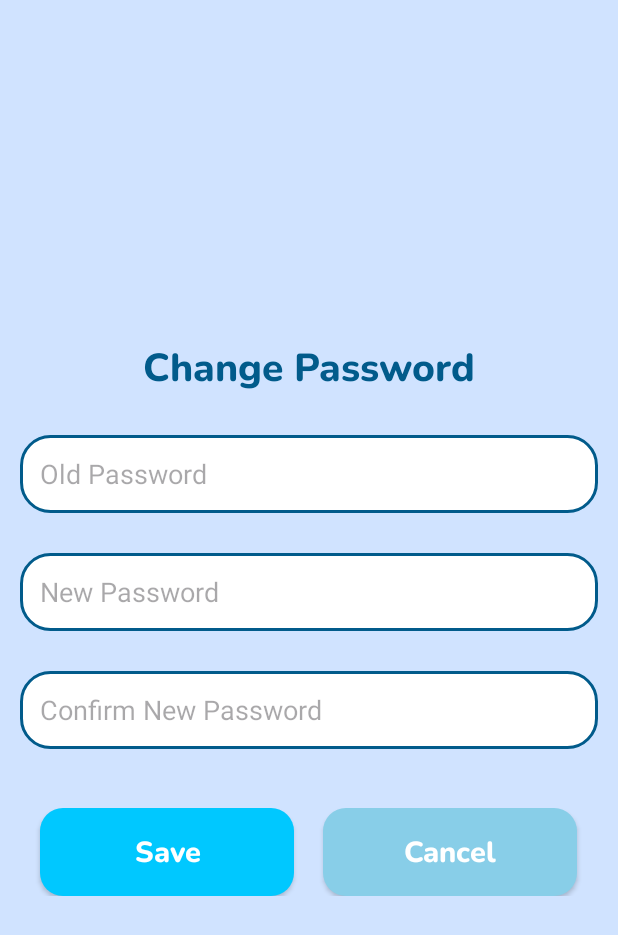
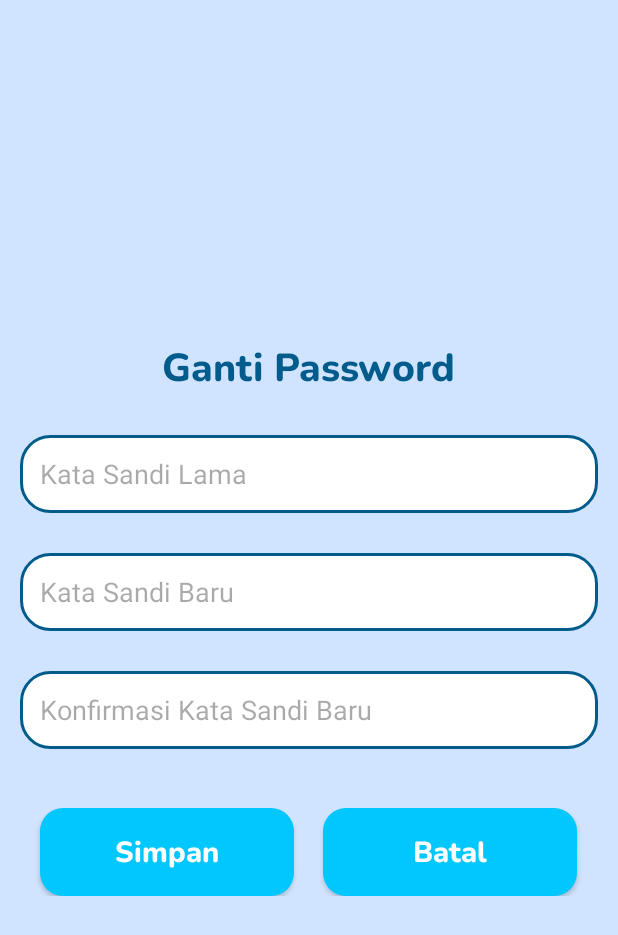
Before and after one commit to sutanbaihaqi23/Qolami, an Android app: the layout fragment_change_password.xml on its own in the app's theme, with its tools: preview values and no code run, on a phone screen of 412 x 824 dp. Shown: the top 935 px of the screen. Run offline under Robolectric (Android 15) with nearby library versions, the phone set to English and light mode, and no system bars.

Commit message:
change language from english to bahasa in xml change password, detail history, history, practice gallery, result test, test, and writing test home

```diff
--- a/app/src/main/res/layout/fragment_change_password.xml
+++ b/app/src/main/res/layout/fragment_change_password.xml
@@ -11,7 +11,7 @@
     <TextView
         android:layout_width="wrap_content"
         android:layout_height="wrap_content"
-        android:text="Change Password"
+        android:text="@string/change_password_text"
         android:fontFamily="@font/nunitoextrabold"
         android:textColor="#015B8B"
         android:textSize="@dimen/_20ssp"
@@ -23,7 +23,7 @@
         android:layout_margin="@dimen/_10sdp"
         android:id="@+id/etOldPassword"
         android:inputType="textPassword"
-        android:hint="Old Password"
+        android:hint="@string/old_password_text"
         android:background="@drawable/custom_edit_text2"
         android:paddingStart="@dimen/_10sdp"/>
     <androidx.appcompat.widget.AppCompatEditText
@@ -32,7 +32,7 @@
         android:layout_margin="@dimen/_10sdp"
         android:id="@+id/etNewPassword"
         android:inputType="textPassword"
-        android:hint="New Password"
+        android:hint="@string/new_password_text"
         android:background="@drawable/custom_edit_text2"
         android:paddingStart="@dimen/_10sdp"
         />
@@ -42,7 +42,7 @@
         android:layout_margin="@dimen/_10sdp"
         android:id="@+id/etConfNewPassword"
         android:inputType="textPassword"
-        android:hint="Confirm New Password"
+        android:hint="@string/confirm_new_password_text"
         android:background="@drawable/custom_edit_text2"
         android:paddingStart="@dimen/_10sdp"/>
 
@@ -57,7 +57,7 @@
             android:layout_width="@dimen/_130sdp"
             android:layout_height="@dimen/_45sdp"
             android:background="@drawable/custom_button"
-            android:text="Save"
+            android:text="@string/save_text"
             android:fontFamily="@font/nunitoextrabold"
             android:textColor="@color/white"
             android:textSize="@dimen/_15ssp"
@@ -69,14 +69,14 @@
             android:layout_width="@dimen/_130sdp"
             android:layout_height="@dimen/_45sdp"
             android:background="@drawable/custom_button"
-            android:text="Cancel"
+            android:text="@string/cancel_text"
             android:fontFamily="@font/nunitoextrabold"
             android:textColor="@color/white"
             android:textSize="@dimen/_15ssp"
             android:textAllCaps="false"
             android:id="@+id/btnCancelPassword"
             android:layout_marginStart="@dimen/_15sdp"
-            android:backgroundTint="#88CEE8"
+
             />
     </LinearLayout>
 
--- a/app/src/main/res/layout/fragment_history.xml
+++ b/app/src/main/res/layout/fragment_history.xml
@@ -11,7 +11,7 @@
         android:layout_width="wrap_content"
         android:layout_height="wrap_content"
         android:id="@+id/tv_text_history"
-        android:text="History"
+        android:text="@string/history_text"
         android:fontFamily="@font/nunitoextrabold"
         android:layout_centerHorizontal="true"
         android:textSize="@dimen/_23ssp"
--- a/app/src/main/res/layout/fragment_practice_gallery.xml
+++ b/app/src/main/res/layout/fragment_practice_gallery.xml
@@ -22,7 +22,7 @@
         android:layout_width="wrap_content"
         android:layout_height="wrap_content"
         android:layout_alignParentTop="true"
-        android:text="Practice Gallery"
+        android:text="@string/practice_gallery_text"
         android:fontFamily="@font/nunitoextrabold"
         android:textSize="@dimen/_20ssp"
         android:layout_centerHorizontal="true"
@@ -72,7 +72,7 @@
             android:layout_width="wrap_content"
             android:layout_height="wrap_content"
             android:layout_gravity="center"
-            android:text="Hijaiyah Alphabet"
+            android:text="@string/hijaiyah_alphabet_text"
             android:textColor="@color/black"
             android:fontFamily="@font/nunitoregular"
             android:textSize="@dimen/_15ssp"
--- a/app/src/main/res/values/strings.xml
+++ b/app/src/main/res/values/strings.xml
@@ -24,4 +24,18 @@
     <string name="check_text">Cek</string>
     <string name="score_text">Skor :</string>
     <string name="save_text">Simpan</string>
+    <string name="old_password_text">Kata Sandi Lama</string>
+    <string name="new_password_text">Kata Sandi Baru</string>
+    <string name="confirm_new_password_text">Konfirmasi Kata Sandi Baru</string>
+    <string name="cancel_text">Batal</string>
+    <string name="duration_10_second_text">Durasi : 10 Detik</string>
+    <string name="question_10_text">Jumlah Soal : 10</string>
+    <string name="start_text">Mulai</string>
+    <string name="history_text">Riwayat</string>
+    <string name="gambar_lah_huruf_di_atas">Gambar lah huruf di atas</string>
+    <string name="submit_text">Kirim</string>
+    <string name="result_text">Hasil</string>
+    <string name="finished_text">Terselesaikan</string>
+    <string name="start_again_text">Mulai Kembali</string>
+    <string name="nomor_history">Nomor</string>
 </resources>
```
Also changed, not shown: app/src/main/res/layout/fragment_detail_history.xml (+8 -7 lines), app/src/main/res/layout/fragment_result_test.xml (+8 -8 lines), app/src/main/res/layout/fragment_test.xml (+4 -4 lines), app/src/main/res/layout/fragment_test2.xml (+4 -4 lines), app/src/main/res/layout/fragment_writing_test_home.xml (+14 -14 lines).
